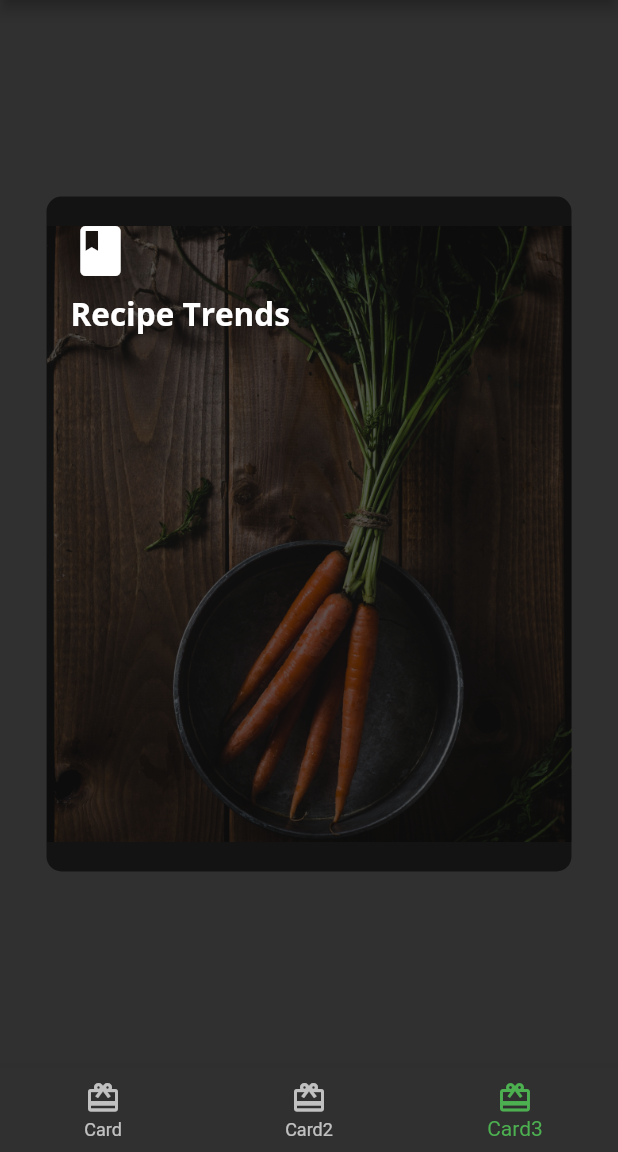
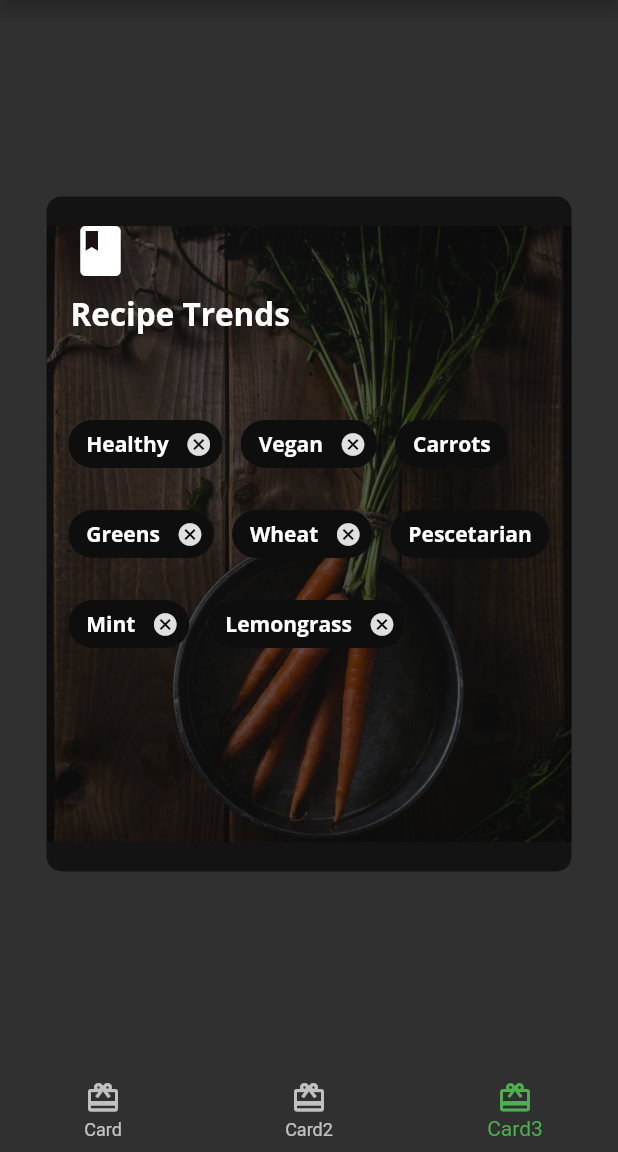
Before and after one commit to rock-zion/working-with-widgets, a Flutter app: the screen it shows after launch, item 3 of the bottom bar chosen, on a phone screen of 412 x 824 dp, the part 84-1236 px from its top. Run offline on Flutter 3.47's test engine with Material 2 defaults, Android fonts, the phone set to English and light mode, and no system bars; our stand-ins replace google_fonts.

```diff
--- a/lib/card3.dart
+++ b/lib/card3.dart
@@ -63,6 +63,67 @@ class Card3 extends StatelessWidget {
                 spacing: 12,
                 // 14
                 runSpacing: 12,
+                // 15
+                children: [
+                  Chip(
+                    label: Text('Healthy',
+                        style: FooderlichTheme.darkTextTheme.bodyText1),
+                    backgroundColor: Colors.black.withOpacity(0.7),
+                    onDeleted: () {
+                      print('delete');
+                    },
+                  ),
+                  Chip(
+                    label: Text('Vegan',
+                        style: FooderlichTheme.darkTextTheme.bodyText1),
+                    backgroundColor: Colors.black.withOpacity(0.7),
+                    onDeleted: () {
+                      print('delete');
+                    },
+                  ),
+                  Chip(
+                    label: Text('Carrots',
+                        style: FooderlichTheme.darkTextTheme.bodyText1),
+                    backgroundColor: Colors.black.withOpacity(0.7),
+                  ),
+                  Chip(
+                    label: Text('Greens',
+                        style: FooderlichTheme.darkTextTheme.bodyText1),
+                    backgroundColor: Colors.black.withOpacity(0.7),
+                    onDeleted: () {
+                      print('delete');
+                    },
+                  ),
+                  Chip(
+                    label: Text('Wheat',
+                        style: FooderlichTheme.darkTextTheme.bodyText1),
+                    backgroundColor: Colors.black.withOpacity(0.7),
+                    onDeleted: () {
+                      print('delete');
+                    },
+                  ),
+                  Chip(
+                    label: Text('Pescetarian',
+                        style: FooderlichTheme.darkTextTheme.bodyText1),
+                    backgroundColor: Colors.black.withOpacity(0.7),
+                  ),
+                  Chip(
+                    label: Text('Mint',
+                        style: FooderlichTheme.darkTextTheme.bodyText1),
+                    backgroundColor: Colors.black.withOpacity(0.7),
+                    onDeleted: () {
+                      print('delete');
+                    },
+                  ),
+                  Chip(
+                    label: Text('Lemongrass',
+                        style: FooderlichTheme.darkTextTheme.bodyText1),
+                    backgroundColor: Colors.black.withOpacity(0.7),
+                    onDeleted: () {
+                      print('delete');
+                    },
+                  ),
+                ],
               ),
             ),
           ],
```
